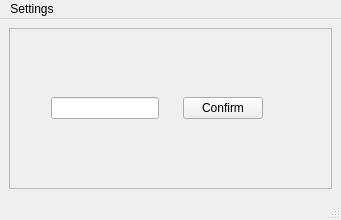
Old version of the form src/ui/interface.ui in the repository SajjadDaneshmand/phonenumber-generator.
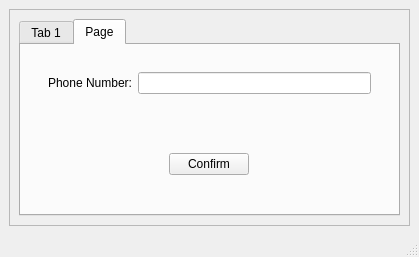
New version of the form. The open tabs and pages were chosen to show the change.

What changed in the file:
```diff
--- a/src/ui/interface.ui
+++ b/src/ui/interface.ui
@@ -6,8 +6,8 @@
    <rect>
     <x>0</x>
     <y>0</y>
-    <width>341</width>
-    <height>220</height>
+    <width>419</width>
+    <height>257</height>
    </rect>
   </property>
   <property name="windowTitle">
@@ -25,19 +25,46 @@
       </property>
       <layout class="QHBoxLayout" name="horizontalLayout_2">
        <item>
-        <widget class="QWidget" name="lineEditWidget" native="true">
-         <layout class="QHBoxLayout" name="horizontalLayout_4">
-          <item alignment="Qt::AlignRight|Qt::AlignVCenter">
-           <widget class="QLineEdit" name="lineEdit"/>
+        <widget class="QTabWidget" name="tabWidget">
+         <property name="currentIndex">
+          <number>0</number>
+         </property>
+         <widget class="QWidget" name="numberTab">
+          <attribute name="title">
+           <string>Tab 1</string>
+          </attribute>
+          <layout class="QVBoxLayout" name="verticalLayout">
+           <item>
+            <widget class="QWidget" name="widget" native="true">
+             <layout class="QFormLayout" name="formLayout">
+              <item row="0" column="0">
+               <widget class="QLabel" name="numberLabel">
+                <property name="text">
+                 <string>Number:</string>
+                </property>
+               </widget>
+              </item>
+              <item row="0" column="1">
+               <widget class="QSpinBox" name="numberSpinBox"/>
+              </item>
+              <item row="1" column="1">
+               <widget class="QComboBox" name="prefixComboBox"/>
+              </item>
+              <item row="1" column="0">
+               <widget class="QLabel" name="prefixLabel">
+                <property name="text">
+                 <string>Prefix:</string>
+                </property>
+               </widget>
           </item>
          </layout>
         </widget>
        </item>
        <item>
-        <widget class="QWidget" name="confirmWidget" native="true">
+            <widget class="QWidget" name="widget_2" native="true">
          <layout class="QHBoxLayout" name="horizontalLayout_3">
-          <item alignment="Qt::AlignLeft|Qt::AlignVCenter">
-           <widget class="QPushButton" name="confirmButton">
+              <item alignment="Qt::AlignHCenter|Qt::AlignTop">
+               <widget class="QPushButton" name="numberConfirmButton">
             <property name="text">
              <string>Confirm</string>
             </property>
@@ -48,25 +75,54 @@
        </item>
       </layout>
      </widget>
-    </item>
-   </layout>
-  </widget>
-  <widget class="QMenuBar" name="menubar">
-   <property name="geometry">
-    <rect>
-     <x>0</x>
-     <y>0</y>
-     <width>341</width>
-     <height>22</height>
-    </rect>
-   </property>
-   <widget class="QMenu" name="menuSettings">
-    <property name="title">
-     <string>Settings</string>
-    </property>
-    <addaction name="actionPreference"/>
-   </widget>
-   <addaction name="menuSettings"/>
+         <widget class="QWidget" name="autoCompeleteTab">
+          <attribute name="title">
+           <string>Page</string>
+          </attribute>
+          <layout class="QHBoxLayout" name="horizontalLayout_5">
+           <item>
+            <widget class="QWidget" name="widget_5" native="true">
+             <layout class="QVBoxLayout" name="verticalLayout_3">
+              <item>
+               <widget class="QWidget" name="widget_6" native="true">
+                <layout class="QFormLayout" name="formLayout_3">
+                 <item row="0" column="0">
+                  <widget class="QLabel" name="phonenumberLabel">
+                   <property name="text">
+                    <string>Phone Number:</string>
+                   </property>
+                  </widget>
+                 </item>
+                 <item row="0" column="1">
+                  <widget class="QLineEdit" name="phonenumberLineEdit"/>
+                 </item>
+                </layout>
+               </widget>
+              </item>
+              <item>
+               <widget class="QWidget" name="widget_7" native="true">
+                <layout class="QHBoxLayout" name="horizontalLayout_6">
+                 <item alignment="Qt::AlignHCenter">
+                  <widget class="QPushButton" name="phonenumberConfirmButton">
+                   <property name="text">
+                    <string>Confirm</string>
+                   </property>
+                  </widget>
+                 </item>
+                </layout>
+               </widget>
+              </item>
+             </layout>
+            </widget>
+           </item>
+          </layout>
+         </widget>
+        </widget>
+       </item>
+      </layout>
+     </widget>
+    </item>
+   </layout>
   </widget>
   <widget class="QStatusBar" name="statusbar"/>
   <action name="actionPreference">
```
Lines whose indentation alone changed are shown as unchanged.
